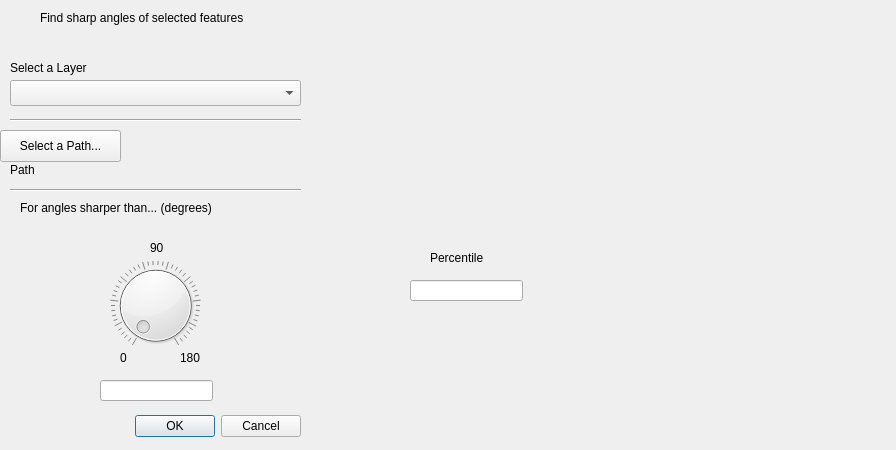
Before: the Qt Designer form FindSharpAngles/find_angles_dialog_base.ui in lowriech/GeometryStats, drawn with Qt 5.
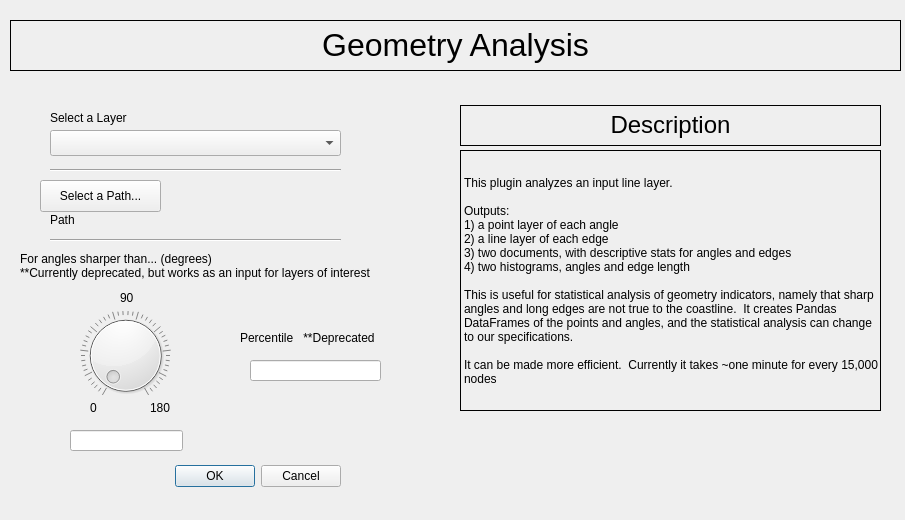
After: the same form once the commit is applied.

Diff of the .ui file:
```diff
--- a/FindSharpAngles/find_angles_dialog_base.ui
+++ b/FindSharpAngles/find_angles_dialog_base.ui
@@ -6,8 +6,8 @@
    <rect>
     <x>0</x>
     <y>0</y>
-    <width>896</width>
-    <height>450</height>
+    <width>905</width>
+    <height>520</height>
    </rect>
   </property>
   <property name="windowTitle">
@@ -16,8 +16,8 @@
   <widget class="QDialogButtonBox" name="button_box">
    <property name="geometry">
     <rect>
-     <x>110</x>
-     <y>410</y>
+     <x>150</x>
+     <y>460</y>
      <width>191</width>
      <height>32</height>
     </rect>
@@ -32,8 +32,8 @@
   <widget class="QPushButton" name="path_btn">
    <property name="geometry">
     <rect>
-     <x>0</x>
-     <y>130</y>
+     <x>40</x>
+     <y>180</y>
      <width>121</width>
      <height>32</height>
     </rect>
@@ -45,8 +45,8 @@
   <widget class="QLabel" name="path_lbl">
    <property name="geometry">
     <rect>
-     <x>10</x>
-     <y>160</y>
+     <x>50</x>
+     <y>210</y>
      <width>291</width>
      <height>20</height>
     </rect>
@@ -61,8 +61,8 @@
   <widget class="QDial" name="angle_dial">
    <property name="geometry">
     <rect>
-     <x>110</x>
-     <y>260</y>
+     <x>80</x>
+     <y>310</y>
      <width>91</width>
      <height>91</height>
     </rect>
@@ -77,8 +77,8 @@
   <widget class="QLineEdit" name="angle_box">
    <property name="geometry">
     <rect>
-     <x>100</x>
-     <y>380</y>
+     <x>70</x>
+     <y>430</y>
      <width>113</width>
      <height>21</height>
     </rect>
@@ -87,8 +87,8 @@
   <widget class="QLabel" name="label">
    <property name="geometry">
     <rect>
-     <x>120</x>
-     <y>350</y>
+     <x>90</x>
+     <y>400</y>
      <width>21</width>
      <height>16</height>
     </rect>
@@ -100,8 +100,8 @@
   <widget class="QLabel" name="label_2">
    <property name="geometry">
     <rect>
-     <x>180</x>
-     <y>350</y>
+     <x>150</x>
+     <y>400</y>
      <width>21</width>
      <height>16</height>
     </rect>
@@ -113,8 +113,8 @@
   <widget class="QLabel" name="label_3">
    <property name="geometry">
     <rect>
-     <x>150</x>
-     <y>240</y>
+     <x>120</x>
+     <y>290</y>
      <width>21</width>
      <height>16</height>
     </rect>
@@ -126,8 +126,8 @@
   <widget class="Line" name="line">
    <property name="geometry">
     <rect>
-     <x>10</x>
-     <y>180</y>
+     <x>50</x>
+     <y>230</y>
      <width>291</width>
      <height>20</height>
     </rect>
@@ -140,33 +140,24 @@
    <property name="geometry">
     <rect>
      <x>20</x>
-     <y>200</y>
-     <width>571</width>
-     <height>16</height>
+     <y>240</y>
+     <width>411</width>
+     <height>51</height>
     </rect>
    </property>
    <property name="text">
-    <string>For angles sharper than... (degrees)</string>
+    <string>For angles sharper than... (degrees)   
+**Currently deprecated, but works as an input for layers of interest</string>
    </property>
-  </widget>
-  <widget class="QLabel" name="label_5">
-   <property name="geometry">
-    <rect>
-     <x>40</x>
-     <y>10</y>
-     <width>241</width>
-     <height>16</height>
-    </rect>
-   </property>
-   <property name="text">
-    <string>Find sharp angles of selected features</string>
+   <property name="wordWrap">
+    <bool>true</bool>
    </property>
   </widget>
   <widget class="QComboBox" name="selectLayer">
    <property name="geometry">
     <rect>
-     <x>10</x>
-     <y>80</y>
+     <x>50</x>
+     <y>130</y>
      <width>291</width>
      <height>26</height>
     </rect>
@@ -175,21 +166,21 @@
   <widget class="Line" name="line_2">
    <property name="geometry">
     <rect>
-     <x>10</x>
+     <x>50</x>
+     <y>160</y>
+     <width>291</width>
+     <height>20</height>
+    </rect>
+   </property>
+   <property name="orientation">
+    <enum>Qt::Horizontal</enum>
+   </property>
+  </widget>
+  <widget class="QLabel" name="layer_select_title">
+   <property name="geometry">
+    <rect>
+     <x>50</x>
      <y>110</y>
-     <width>291</width>
-     <height>20</height>
-    </rect>
-   </property>
-   <property name="orientation">
-    <enum>Qt::Horizontal</enum>
-   </property>
-  </widget>
-  <widget class="QLabel" name="label_6">
-   <property name="geometry">
-    <rect>
-     <x>10</x>
-     <y>60</y>
      <width>91</width>
      <height>16</height>
     </rect>
@@ -201,9 +192,9 @@
   <widget class="QLineEdit" name="lineEdit">
    <property name="geometry">
     <rect>
-     <x>410</x>
-     <y>280</y>
-     <width>113</width>
+     <x>250</x>
+     <y>360</y>
+     <width>131</width>
      <height>21</height>
     </rect>
    </property>
@@ -211,14 +202,90 @@
   <widget class="QLabel" name="label_7">
    <property name="geometry">
     <rect>
-     <x>430</x>
-     <y>250</y>
-     <width>60</width>
+     <x>240</x>
+     <y>330</y>
+     <width>161</width>
      <height>16</height>
     </rect>
    </property>
    <property name="text">
-    <string>Percentile</string>
+    <string>Percentile   **Deprecated</string>
+   </property>
+  </widget>
+  <widget class="QLabel" name="desc">
+   <property name="geometry">
+    <rect>
+     <x>460</x>
+     <y>150</y>
+     <width>421</width>
+     <height>261</height>
+    </rect>
+   </property>
+   <property name="frameShape">
+    <enum>QFrame::Box</enum>
+   </property>
+   <property name="text">
+    <string>This plugin analyzes an input line layer.  
+
+Outputs: 
+1) a point layer of each angle 
+2) a line layer of each edge 
+3) two documents, with descriptive stats for angles and edges 
+4) two histograms, angles and edge length
+
+This is useful for statistical analysis of geometry indicators, namely that sharp angles and long edges are not true to the coastline.  It creates Pandas DataFrames of the points and angles, and the statistical analysis can change to our specifications. 
+
+It can be made more efficient.  Currently it takes ~one minute for every 15,000 nodes</string>
+   </property>
+   <property name="alignment">
+    <set>Qt::AlignLeading|Qt::AlignLeft|Qt::AlignVCenter</set>
+   </property>
+   <property name="wordWrap">
+    <bool>true</bool>
+   </property>
+  </widget>
+  <widget class="QLabel" name="desc_title">
+   <property name="geometry">
+    <rect>
+     <x>460</x>
+     <y>105</y>
+     <width>421</width>
+     <height>41</height>
+    </rect>
+   </property>
+   <property name="frameShape">
+    <enum>QFrame::Box</enum>
+   </property>
+   <property name="lineWidth">
+    <number>1</number>
+   </property>
+   <property name="text">
+    <string>&lt;html&gt;&lt;head/&gt;&lt;body&gt;&lt;p&gt;&lt;span style=&quot; font-size:18pt;&quot;&gt;Description&lt;/span&gt;&lt;/p&gt;&lt;/body&gt;&lt;/html&gt;</string>
+   </property>
+   <property name="textFormat">
+    <enum>Qt::RichText</enum>
+   </property>
+   <property name="alignment">
+    <set>Qt::AlignCenter</set>
+   </property>
+  </widget>
+  <widget class="QLabel" name="title">
+   <property name="geometry">
+    <rect>
+     <x>10</x>
+     <y>20</y>
+     <width>891</width>
+     <height>51</height>
+    </rect>
+   </property>
+   <property name="frameShape">
+    <enum>QFrame::Box</enum>
+   </property>
+   <property name="text">
+    <string>&lt;html&gt;&lt;head/&gt;&lt;body&gt;&lt;p&gt;&lt;span style=&quot; font-size:24pt;&quot;&gt;Geometry Analysis&lt;/span&gt;&lt;/p&gt;&lt;/body&gt;&lt;/html&gt;</string>
+   </property>
+   <property name="alignment">
+    <set>Qt::AlignCenter</set>
    </property>
   </widget>
  </widget>
```
Left out of the diff: 10 changed lines with no effect on the pictures.
